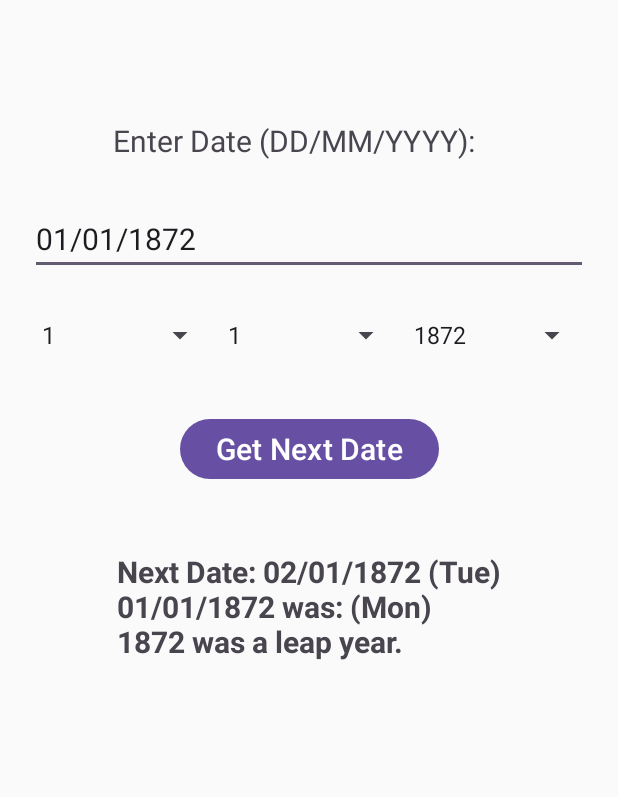
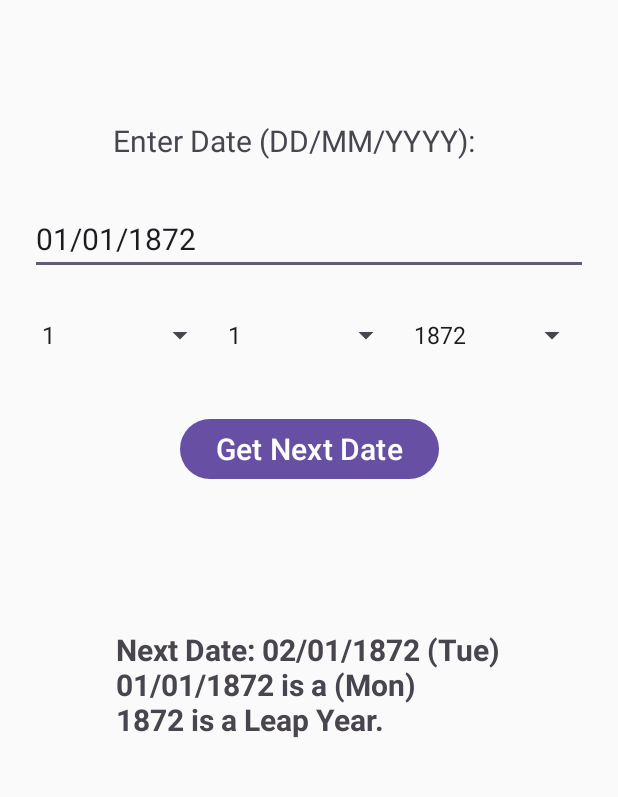
Before and after one commit to Vibha-1802/ChronixOne, an Android app: the screen it shows after launch (MainActivity), after a tap on "Get Next Date", on a phone screen of 412 x 824 dp, the part 174-971 px from its top. Run offline under Robolectric (Android 15) with nearby library versions, the phone set to English and light mode, and no system bars.

Commit message:
Message edit-Century+Leap yr

```diff
--- a/app/src/main/java/com/example/chronixone/MainActivity.java
+++ b/app/src/main/java/com/example/chronixone/MainActivity.java
@@ -96,13 +96,13 @@ public class MainActivity extends AppCompatActivity {
                 String nextDow  = dayOfWeek(next[0], next[1], next[2]);
 
                 // NEW: leap-year message for the OUTPUT year (next[2])
-                String leapMsg = isLeapYear(next[2]) ? ("\n" + next[2] + " was a leap year.") : "";
+                String leapMsg = getYearType(next[2]);
 
                 textViewResult.setText(
                         "Next Date: " + String.format("%02d/%02d/%04d", next[0], next[1], next[2]) +
                                 " (" + nextDow + ")" + "\n" +
-                                String.format("%02d/%02d/%04d", day, month, year) + " was: (" + inputDow + ")" +
-                                leapMsg
+                                String.format("%02d/%02d/%04d", day, month, year) + " is a (" + inputDow + ")" +
+                                "\n" + leapMsg
                 );
 
             } catch (Exception e) {
@@ -260,8 +260,19 @@ public class MainActivity extends AppCompatActivity {
         if (year % 100 == 0) return false;
         return year % 4 == 0;
     }
+    private String getYearType(int year) {
+        boolean leap = isLeapYear(year);
+        boolean century = (year % 100 == 0);
 
-    /* Small helper to avoid verbose listeners */
+        if (leap && century)
+            return year + " is both a Leap Year and a Century Year.";
+        else if (leap)
+            return year + " is a Leap Year.";
+        else if (century)
+            return year + " is a Century Year but not a Leap Year.";
+        else
+            return year + " is neither a Leap Year nor a Century Year.";
+    }
     private static class SimpleItemSelectedListener implements android.widget.AdapterView.OnItemSelectedListener {
         private final Runnable onSelect;
         SimpleItemSelectedListener(Runnable onSelect) { this.onSelect = onSelect; }
--- a/app/src/main/res/layout/activity_main.xml
+++ b/app/src/main/res/layout/activity_main.xml
@@ -99,18 +99,21 @@
         app:layout_constraintEnd_toEndOf="parent" />
 
     <!-- Result (unchanged) -->
+
+    <!-- Logo (unchanged) -->
+
     <TextView
         android:id="@+id/textViewResult"
         android:layout_width="wrap_content"
         android:layout_height="wrap_content"
-        android:layout_marginTop="44dp"
+        android:layout_marginTop="96dp"
         android:textSize="20sp"
         android:textStyle="bold"
         app:layout_constraintEnd_toEndOf="parent"
+        app:layout_constraintHorizontal_bias="0.498"
         app:layout_constraintStart_toStartOf="parent"
         app:layout_constraintTop_toBottomOf="@id/buttonCalculate" />
 
-    <!-- Logo (unchanged) -->
     <ImageView
         android:id="@+id/myImage"
         android:layout_width="53dp"
```
